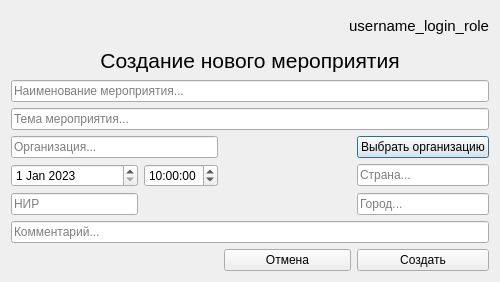
The window that Ui_designer/Ui_Create_event.ui (Vsesvet/FastComm) describes before a commit, drawn with Qt 5.
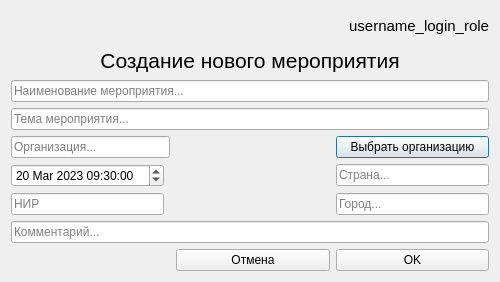
The same window after the commit.

Commit message: Реализовано Создание Мероприятия (надо разобраться с передачей DateTime в SQL)

```diff
--- a/Ui_designer/Ui_Create_event.ui
+++ b/Ui_designer/Ui_Create_event.ui
@@ -35,10 +35,31 @@
    <string>Event</string>
   </property>
   <layout class="QGridLayout" name="gridLayout">
-   <item row="7" column="3">
-    <widget class="QLineEdit" name="event_city">
+   <item row="3" column="0" colspan="4">
+    <widget class="QLineEdit" name="lineEdit_event_name">
      <property name="placeholderText">
-      <string>Город...</string>
+      <string>Наименование мероприятия...</string>
+     </property>
+    </widget>
+   </item>
+   <item row="5" column="3">
+    <widget class="QPushButton" name="pushButton_select_organization">
+     <property name="text">
+      <string>Выбрать организацию</string>
+     </property>
+    </widget>
+   </item>
+   <item row="6" column="3">
+    <widget class="QLineEdit" name="lineEdit_event_country">
+     <property name="placeholderText">
+      <string>Страна...</string>
+     </property>
+    </widget>
+   </item>
+   <item row="10" column="0" colspan="4">
+    <widget class="QLineEdit" name="lineEdit_event_comment">
+     <property name="placeholderText">
+      <string>Комментарий...</string>
      </property>
     </widget>
    </item>
@@ -57,35 +78,46 @@
      </property>
     </widget>
    </item>
-   <item row="6" column="1">
-    <widget class="QTimeEdit" name="event_time">
-     <property name="time">
-      <time>
-       <hour>10</hour>
-       <minute>0</minute>
-       <second>0</second>
-      </time>
-     </property>
-    </widget>
-   </item>
-   <item row="7" column="0">
-    <widget class="QLineEdit" name="lineEdit_type_event">
+   <item row="8" column="3">
+    <widget class="QLineEdit" name="lineEdit_event_city">
      <property name="placeholderText">
-      <string>НИР</string>
+      <string>Город...</string>
      </property>
     </widget>
    </item>
    <item row="4" column="0" colspan="4">
-    <widget class="QLineEdit" name="event_theme">
+    <widget class="QLineEdit" name="lineEdit_event_theme">
      <property name="placeholderText">
       <string>Тема мероприятия...</string>
      </property>
     </widget>
    </item>
-   <item row="6" column="3">
-    <widget class="QLineEdit" name="event_country">
-     <property name="placeholderText">
-      <string>Страна...</string>
+   <item row="1" column="0" colspan="4">
+    <widget class="QLabel" name="label_create_event">
+     <property name="font">
+      <font>
+       <pointsize>16</pointsize>
+      </font>
+     </property>
+     <property name="text">
+      <string>Создание нового мероприятия</string>
+     </property>
+     <property name="alignment">
+      <set>Qt::AlignCenter</set>
+     </property>
+    </widget>
+   </item>
+   <item row="11" column="2">
+    <widget class="QPushButton" name="pushButton_cancel">
+     <property name="text">
+      <string>Отмена</string>
+     </property>
+    </widget>
+   </item>
+   <item row="11" column="3">
+    <widget class="QPushButton" name="pushButton_ok">
+     <property name="text">
+      <string>OK</string>
      </property>
     </widget>
    </item>
@@ -102,94 +134,41 @@
      </property>
     </spacer>
    </item>
-   <item row="3" column="0" colspan="4">
-    <widget class="QLineEdit" name="event_name">
+   <item row="8" column="0">
+    <widget class="QLineEdit" name="lineEdit_type_event">
      <property name="placeholderText">
-      <string>Наименование мероприятия...</string>
+      <string>НИР</string>
      </property>
     </widget>
    </item>
-   <item row="9" column="0" colspan="4">
-    <widget class="QLineEdit" name="event_comment">
+   <item row="5" column="0" colspan="2">
+    <widget class="QLineEdit" name="lineEdit_selected_organization">
      <property name="placeholderText">
-      <string>Комментарий...</string>
+      <string>Организация...</string>
      </property>
     </widget>
    </item>
    <item row="6" column="0">
-    <widget class="QDateEdit" name="event_data">
+    <widget class="QDateTimeEdit" name="event_dateTime">
      <property name="dateTime">
       <datetime>
-       <hour>0</hour>
-       <minute>0</minute>
+       <hour>9</hour>
+       <minute>30</minute>
        <second>0</second>
        <year>2023</year>
-       <month>1</month>
-       <day>1</day>
+       <month>3</month>
+       <day>20</day>
       </datetime>
      </property>
-     <property name="maximumDateTime">
-      <datetime>
-       <hour>23</hour>
-       <minute>59</minute>
-       <second>59</second>
-       <year>2050</year>
-       <month>12</month>
-       <day>30</day>
-      </datetime>
-     </property>
-     <property name="minimumDate">
+     <property name="date">
       <date>
-       <year>1752</year>
-       <month>9</month>
-       <day>15</day>
+       <year>2023</year>
+       <month>3</month>
+       <day>20</day>
       </date>
      </property>
     </widget>
    </item>
-   <item row="5" column="0" colspan="2">
-    <widget class="QLineEdit" name="lineEdit_selected_organization">
-     <property name="placeholderText">
-      <string>Организация...</string>
-     </property>
-    </widget>
-   </item>
-   <item row="5" column="3">
-    <widget class="QPushButton" name="pushButton_select_organization">
-     <property name="text">
-      <string>Выбрать организацию</string>
-     </property>
-    </widget>
-   </item>
-   <item row="1" column="0" colspan="4">
-    <widget class="QLabel" name="label_create_event">
-     <property name="font">
-      <font>
-       <pointsize>16</pointsize>
-      </font>
-     </property>
-     <property name="text">
-      <string>Создание нового мероприятия</string>
-     </property>
-     <property name="alignment">
-      <set>Qt::AlignCenter</set>
-     </property>
-    </widget>
-   </item>
-   <item row="10" column="3">
-    <widget class="QPushButton" name="pushButton_Ok">
-     <property name="text">
-      <string>Создать</string>
-     </property>
-    </widget>
-   </item>
-   <item row="10" column="2">
-    <widget class="QPushButton" name="pushButton_Cancel">
-     <property name="text">
-      <string>Отмена</string>
-     </property>
-    </widget>
-   </item>
   </layout>
  </widget>
  <tabstops>
```
Left out of the diff: 16 changed lines with no effect on the pictures. The commit also changes 3 other files.
